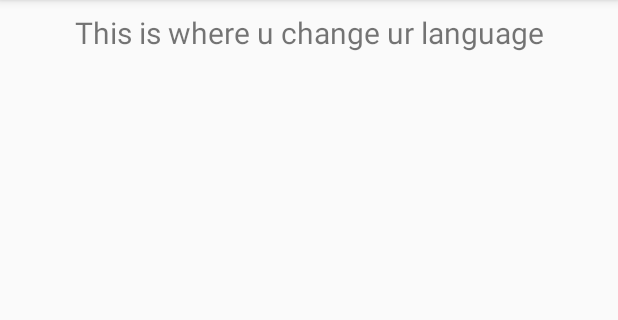
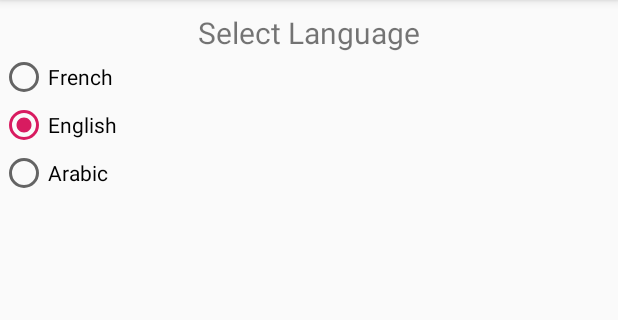
Before and after one commit to RamySy/Project, an Android app: the fragment SendFragment shown on its own in the app's theme, on a phone screen of 412 x 824 dp, the part 84-404 px from its top. Run offline under Robolectric (Android 15) with nearby library versions, the phone set to English and light mode, and no system bars.

Commit message:
Language Interface

```diff
--- a/app/src/main/java/com/resto/project/ui/send/SendViewModel.java
+++ b/app/src/main/java/com/resto/project/ui/send/SendViewModel.java
@@ -10,7 +10,7 @@ public class SendViewModel extends ViewModel {
 
     public SendViewModel() {
         mText = new MutableLiveData<>();
-        mText.setValue("This is where u change ur language");
+        mText.setValue("Select Language");
     }
 
     public LiveData<String> getText() {
--- a/app/src/main/res/layout/fragment_send.xml
+++ b/app/src/main/res/layout/fragment_send.xml
@@ -16,4 +16,32 @@
         app:layout_constraintEnd_toEndOf="parent"
         app:layout_constraintStart_toStartOf="parent"
         app:layout_constraintTop_toTopOf="parent" />
+
+    <RadioGroup
+        android:id="@+id/radioGroup1"
+        android:layout_width="wrap_content"
+        android:layout_height="wrap_content"
+        app:layout_constraintTop_toBottomOf="@+id/text_send">
+
+        <RadioButton
+            android:id="@+id/radio1"
+            android:layout_width="wrap_content"
+            android:layout_height="wrap_content"
+            android:checked="true"
+            android:text="French"></RadioButton>
+
+        <RadioButton
+            android:id="@+id/radio2"
+            android:layout_width="wrap_content"
+            android:layout_height="wrap_content"
+            android:checked="true"
+            android:text="English"></RadioButton>
+
+        <RadioButton
+            android:id="@+id/radio3"
+            android:layout_width="wrap_content"
+            android:layout_height="wrap_content"
+            android:text="Arabic"></RadioButton>
+
+    </RadioGroup>
 </androidx.constraintlayout.widget.ConstraintLayout>
```
